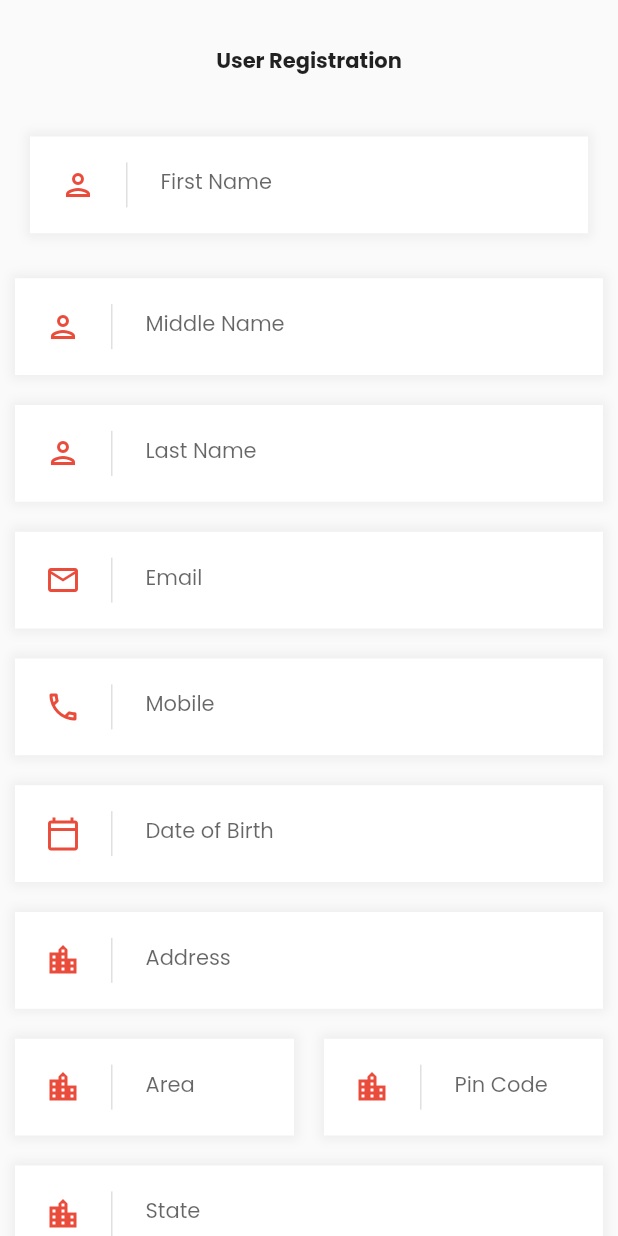
After one commit to nagendrainvweb/connectingLife, a Flutter app: the RegisterPage screen opened directly, on a phone screen of 412 x 824 dp. The commit adds this screen. Run offline on Flutter 3.47's test engine with Material 2 defaults, Android fonts, the phone set to English and light mode, and no system bars; our stand-ins replace get_it, google_fonts, introduction_screen, stacked_services.

Commit message:
register done

```diff
--- a/clife/lib/app_widget/button_widget.dart
+++ b/clife/lib/app_widget/button_widget.dart
@@ -16,7 +16,8 @@ class ButtonView extends StatelessWidget {
   @override
   Widget build(BuildContext context) {
     return MaterialButton(
-      minWidth: 120,
+      elevation: 0,
+      minWidth: 180,
       padding: EdgeInsets.symmetric(
         horizontal: 50,
         vertical: 10,
--- a/clife/lib/screens/login/login_page.dart
+++ b/clife/lib/screens/login/login_page.dart
@@ -1,7 +1,9 @@
 import 'package:clife/app_widget/app_textfield.dart';
 import 'package:clife/app_widget/button_widget.dart';
+import 'package:clife/screens/otp_screen/otp_page.dart';
 import 'package:clife/util/app_color.dart';
 import 'package:clife/util/app_logo.dart';
+import 'package:clife/util/utility.dart';
 import 'package:flutter/material.dart';
 import 'package:flutter/services.dart';
 
@@ -56,18 +58,20 @@ class _LoginPageState extends State<LoginPage> {
             ),
             ButtonView(
               buttonText: "Sign In",
-              textColor: AppColors.buttonColor,
-              // color: AppColors.backgroundColor,
-              onPressed: () {},
+              // textColor: AppColors.buttonColor,
+              color: AppColors.buttonColor,
+              onPressed: () {
+                Utility.pushToNext(context, OtpPage());
+              },
             ),
-            SizedBox(
-              height: 15,
-            ),
-            ButtonView(
-              buttonText: "Sign Up",
-              color: AppColors.buttonColor,
-              onPressed: () {},
-            ),
+            // SizedBox(
+            //   height: 15,
+            // ),
+            // ButtonView(
+            //   buttonText: "Sign Up",
+            //   color: AppColors.buttonColor,
+            //   onPressed: () {},
+            // ),
           ],
         ),
       ),
--- /dev/null
+++ b/clife/lib/screens/otp_screen/otp_page.dart
@@ -0,0 +1,80 @@
+import 'package:clife/app_widget/app_textfield.dart';
+import 'package:clife/app_widget/button_widget.dart';
+import 'package:clife/screens/register_page/register_page.dart';
+import 'package:clife/util/app_color.dart';
+import 'package:clife/util/app_logo.dart';
+import 'package:clife/util/utility.dart';
+import 'package:flutter/material.dart';
+
+class OtpPage extends StatefulWidget {
+  const OtpPage({Key key}) : super(key: key);
+
+  @override
+  _OtpPageState createState() => _OtpPageState();
+}
+
+class _OtpPageState extends State<OtpPage> {
+  @override
+  Widget build(BuildContext context) {
+    return Scaffold(
+      backgroundColor: AppColors.backgroundColor,
+      body: SingleChildScrollView(
+        child: Column(
+          children: [
+            AppLogo(),
+            SizedBox(
+              height: 20,
+            ),
+            Row(
+              children: [
+                Expanded(
+                  child: Padding(
+                    padding: const EdgeInsets.all(8.0),
+                    child: Text(
+                      "OTP sent on mobile number xxxxxxxx89",
+                      textAlign: TextAlign.center,
+                      style: TextStyle(
+                        fontSize: 12,
+                      ),
+                    ),
+                  ),
+                ),
+              ],
+            ),
+            SizedBox(
+              height: 20,
+            ),
+            Container(
+              margin: const EdgeInsets.symmetric(horizontal: 20, vertical: 20),
+              child: AppTextfield(
+                icon: Icons.lock_outline,
+                hint: "OTP",
+              ),
+            ),
+            SizedBox(
+              height: 20,
+            ),
+            ButtonView(
+              buttonText: "Verify",
+              color: AppColors.buttonColor,
+              onPressed: () {
+                Utility.pushToNext(context, RegisterPage());
+              },
+            ),
+            SizedBox(
+              height: 20,
+            ),
+            ButtonView(
+              buttonText: "Back",
+              textColor: AppColors.buttonColor,
+              // color: AppColors.buttonColor,
+              onPressed: () {
+                Navigator.pop(context);
+              },
+            ),
+          ],
+        ),
+      ),
+    );
+  }
+}
--- /dev/null
+++ b/clife/lib/screens/register_page/register_page.dart
@@ -0,0 +1,417 @@
+import 'package:clife/app_widget/app_textfield.dart';
+import 'package:flutter/material.dart';
+
+class RegisterPage extends StatefulWidget {
+  const RegisterPage({Key key}) : super(key: key);
+
+  @override
+  _RegisterPageState createState() => _RegisterPageState();
+}
+
+int _bloodDonarGroupValue = -1;
+int _smokingGroupValue = -1;
+int _alcoholGroupValue = -1;
+int _vegNonvegGroupValue= -1;
+int _anyMedicalGroupValue=-1;
+
+class _RegisterPageState extends State<RegisterPage> {
+  @override
+  Widget build(BuildContext context) {
+    return Scaffold(
+      body: SingleChildScrollView(
+        child: Column(
+          children: [
+            Container(
+              padding: EdgeInsets.only(
+                top: 30,
+              ),
+              child: Text(
+                "User Registration",
+                textAlign: TextAlign.right,
+                style: TextStyle(
+                  fontWeight: FontWeight.bold,
+                ),
+              ),
+            ),
+            SizedBox(
+              height: 20,
+            ),
+            Container(
+                margin:
+                    const EdgeInsets.symmetric(horizontal: 20, vertical: 20),
+                child: AppTextfield(
+                  icon: Icons.person_outlined,
+                  hint: "First Name",
+                )),
+            Container(
+                margin:
+                    const EdgeInsets.symmetric(horizontal: 10, vertical: 10),
+                child: AppTextfield(
+                  icon: Icons.person_outlined,
+                  hint: "Middle Name",
+                )),
+            Container(
+                margin:
+                    const EdgeInsets.symmetric(horizontal: 10, vertical: 10),
+                child: AppTextfield(
+                  icon: Icons.person_outlined,
+                  hint: "Last Name",
+                )),
+            Container(
+                margin:
+                    const EdgeInsets.symmetric(horizontal: 10, vertical: 10),
+                child: AppTextfield(
+                  icon: Icons.email_outlined,
+                  hint: "Email",
+                )),
+            Container(
+                margin:
+                    const EdgeInsets.symmetric(horizontal: 10, vertical: 10),
+                child: AppTextfield(
+                  icon: Icons.phone_outlined,
+                  hint: "Mobile",
+                )),
+            Container(
+                margin:
+                    const EdgeInsets.symmetric(horizontal: 10, vertical: 10),
+                child: AppTextfield(
+                  icon: Icons.calendar_today_outlined,
+                  hint: "Date of Birth",
+                )),
+            Container(
+                margin:
+                    const EdgeInsets.symmetric(horizontal: 10, vertical: 10),
+                child: AppTextfield(
+                  icon: Icons.location_city_outlined,
+                  hint: "Address",
+                )),
+            Row(
+              children: [
+                Expanded(
+                  child: Container(
+                      margin: const EdgeInsets.symmetric(
+                          horizontal: 10, vertical: 10),
+                      child: AppTextfield(
+                        icon: Icons.location_city,
+                        hint: "Area",
+                      )),
+                ),
+                Expanded(
+                  child: Container(
+                      margin: const EdgeInsets.symmetric(
+                          horizontal: 10, vertical: 10),
+                      child: AppTextfield(
+                        icon: Icons.location_city,
+                        hint: "Pin Code",
+                      )),
+                ),
+              ],
+            ),
+            Container(
+                margin:
+                    const EdgeInsets.symmetric(horizontal: 10, vertical: 10),
+                child: AppTextfield(
+                  icon: Icons.location_city,
+                  hint: "State",
+                )),
+            Container(
+                margin:
+                    const EdgeInsets.symmetric(horizontal: 10, vertical: 10),
+                child: AppTextfield(
+                  icon: Icons.location_city,
+                  hint: "Country",
+                )),
+            SizedBox(
+              height: 10,
+            ),
+            Container(
+              child: Column(
+                crossAxisAlignment: CrossAxisAlignment.start,
+                mainAxisAlignment: MainAxisAlignment.start,
+                children: [
+                  Container(
+                    padding: EdgeInsets.symmetric(
+                      horizontal: 20,
+                    ),
+                    child: Text(
+                      "Are you a regular blood donor",
+                    ),
+                  ),
+                  Container(
+                    child: Column(
+                      children: <Widget>[
+                        Row(
+                          children: <Widget>[
+                            Expanded(
+                              flex: 1,
+                              child: RadioListTile(
+                                value: 0,
+                                groupValue: _bloodDonarGroupValue,
+                                title: Text("Yes"),
+                                onChanged: (newValue) => setState(
+                                    () => _bloodDonarGroupValue = newValue),
+                                activeColor: Colors.red,
+                                selected: false,
+                              ),
+                            ),
+                            Expanded(
+                              flex: 1,
+                              child: RadioListTile(
+                                value: 1,
+                                groupValue: _bloodDonarGroupValue,
+                                title: Text("No"),
+                                onChanged: (newValue) =>
+                                    setState(() => _bloodDonarGroupValue = newValue),
+                                activeColor: Colors.red,
+                                selected: false,
+                              ),
+                            ),
+                          ],
+                        ),
+                      ],
+                    ),
+                  ),
+                ],
+              ),
+            ),
+            // SizedBox(
+            //   height: 10,
+            // ),
+             Row(
+              children: [
+                Expanded(
+                  child: Container(
+                      margin: const EdgeInsets.symmetric(
+                          horizontal: 10, vertical: 10),
+                      child: AppTextfield(
+                        icon: Icons.person_outlined,
+                        hint: "Male",
+                      )),
+                ),
+                Expanded(
+                  child: Container(
+                      margin: const EdgeInsets.symmetric(
+                          horizontal: 10, vertical: 10),
+                      child: AppTextfield(
+                        icon: Icons.person_outlined,
+                        hint: "Female",
+                      )),
+                ),
+              ],
+            ),
+            SizedBox(height: 10,),
+            Container(
+              child: Column(
+                crossAxisAlignment: CrossAxisAlignment.start,
+                mainAxisAlignment: MainAxisAlignment.start,
+                children: [
+                  Container(
+                    padding: EdgeInsets.symmetric(
+                      horizontal: 20,
+                    ),
+                    child: Text(
+                      "Smoking",
+                    ),
+                  ),
+                  Container(
+                    child: Column(
+                      children: <Widget>[
+                        Row(
+                          children: <Widget>[
+                            Expanded(
+                              flex: 1,
+                              child: RadioListTile(
+                                value: 0,
+                                groupValue: _smokingGroupValue,
+                                title: Text("Yes"),
+                                onChanged: (newValue) =>
+                                    setState(() => _smokingGroupValue = newValue),
+                                activeColor: Colors.red,
+                                selected: false,
+                              ),
+                            ),
+                            Expanded(
+                              flex: 1,
+                              child: RadioListTile(
+                                value: 1,
+                                groupValue: _smokingGroupValue,
+                                title: Text("No"),
+                                onChanged: (newValue) =>
+                                    setState(() => _smokingGroupValue = newValue),
+                                activeColor: Colors.red,
+                                selected: false,
+                              ),
+                            ),
+                          ],
+                        ),
+                      ],
+                    ),
+                  ),
+                ],
+              ),
+            ),
+            SizedBox(
+              height: 10,
+            ),
+            Container(
+              child: Column(
+                crossAxisAlignment: CrossAxisAlignment.start,
+                mainAxisAlignment: MainAxisAlignment.start,
+                children: [
+                  Container(
+                    padding: EdgeInsets.symmetric(
+                      horizontal: 20,
+                    ),
+                    child: Text(
+                      "Alcohol",
+                    ),
+                  ),
+                  Container(
+                    child: Column(
+                      children: <Widget>[
+                        Row(
+                          children: <Widget>[
+                            Expanded(
+                              flex: 1,
+                              child: RadioListTile(
+                                value: 0,
+                                groupValue: _alcoholGroupValue,
+                                title: Text("Yes"),
+                                onChanged: (newValue) =>
+                                    setState(() => _alcoholGroupValue = newValue),
+                                activeColor: Colors.red,
+                                selected: false,
+                              ),
+                            ),
+                            Expanded(
+                              flex: 1,
+                              child: RadioListTile(
+                                value: 1,
+                                groupValue: _alcoholGroupValue,
+                                title: Text("No"),
+                                onChanged: (newValue) =>
+                                    setState(() => _alcoholGroupValue = newValue),
+                                activeColor: Colors.red,
+                                selected: false,
+                              ),
+                            ),
+                          ],
+                        ),
+                      ],
+                    ),
+                  ),
+                ],
+              ),
+            ),
+            SizedBox(
+              height: 10,
+            ),
+            Container(
+              child: Column(
+                crossAxisAlignment: CrossAxisAlignment.start,
+                mainAxisAlignment: MainAxisAlignment.start,
+                children: [
+                  Container(
+                    padding: EdgeInsets.symmetric(
+                      horizontal: 20,
+                    ),
+                    child: Text(
+                      "Veg/Non Veg",
+                    ),
+                  ),
+                  Container(
+                    child: Column(
+                      children: <Widget>[
+                        Row(
+                          children: <Widget>[
+                            Expanded(
+                              flex: 1,
+                              child: RadioListTile(
+                                value: 0,
+                                groupValue: _vegNonvegGroupValue,
+                                title: Text("Yes"),
+                                onChanged: (newValue) =>
+                                    setState(() => _vegNonvegGroupValue = newValue),
+                                activeColor: Colors.red,
+                                selected: false,
+                              ),
+                            ),
+                            Expanded(
+                              flex: 1,
+                              child: RadioListTile(
+                                value: 1,
+                                groupValue: _vegNonvegGroupValue,
+                                title: Text("No"),
+                                onChanged: (newValue) =>
+                                    setState(() => _vegNonvegGroupValue = newValue),
+                                activeColor: Colors.red,
+                                selected: false,
+                              ),
+                            ),
+                          ],
+                        ),
+                      ],
+                    ),
+                  ),
+                ],
+              ),
+            ),
+            SizedBox(
+              height: 10,
+            ),
+            Container(
+              child: Column(
+                crossAxisAlignment: CrossAxisAlignment.start,
+                mainAxisAlignment: MainAxisAlignment.start,
+                children: [
+                  Container(
+                    padding: EdgeInsets.symmetric(
+                      horizontal: 20,
+                    ),
+                    child: Text(
+                      "Any Medical History",
+                    ),
+                  ),
+                  Container(
+                    child: Column(
+                      children: <Widget>[
+                        Row(
+                          children: <Widget>[
+                            Expanded(
+                              flex: 1,
+                              child: RadioListTile(
+                                value: 0,
+                                groupValue: _anyMedicalGroupValue,
+                                title: Text("Yes"),
+                                onChanged: (newValue) =>
+                                    setState(() => _anyMedicalGroupValue = newValue),
+                                activeColor: Colors.red,
+                                selected: false,
+                              ),
+                            ),
+                            Expanded(
+                              flex: 1,
+                              child: RadioListTile(
+                                value: 1,
+                                groupValue: _anyMedicalGroupValue,
+                                title: Text("No"),
+                                onChanged: (newValue) =>
+                                    setState(() => _anyMedicalGroupValue = newValue),
+                                activeColor: Colors.red,
+                                selected: false,
+                              ),
+                            ),
+                          ],
+                        ),
+                      ],
+                    ),
+                  ),
+                ],
+              ),
+            ),
+          ],
+        ),
+      ),
+    );
+  }
+}
```
